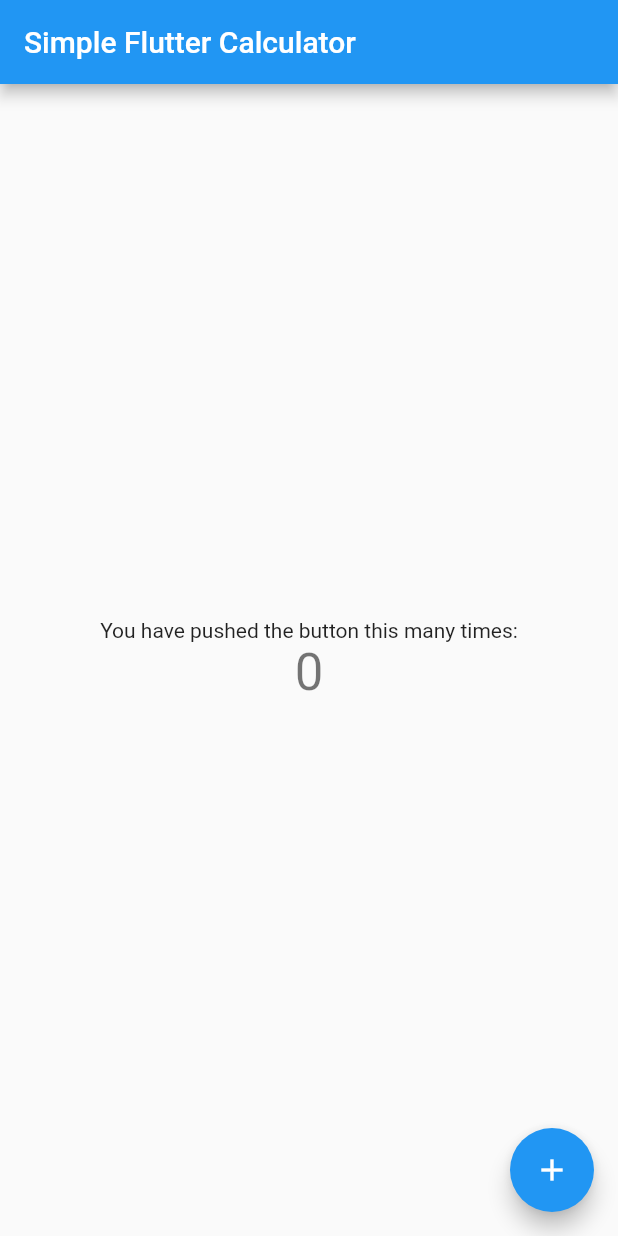
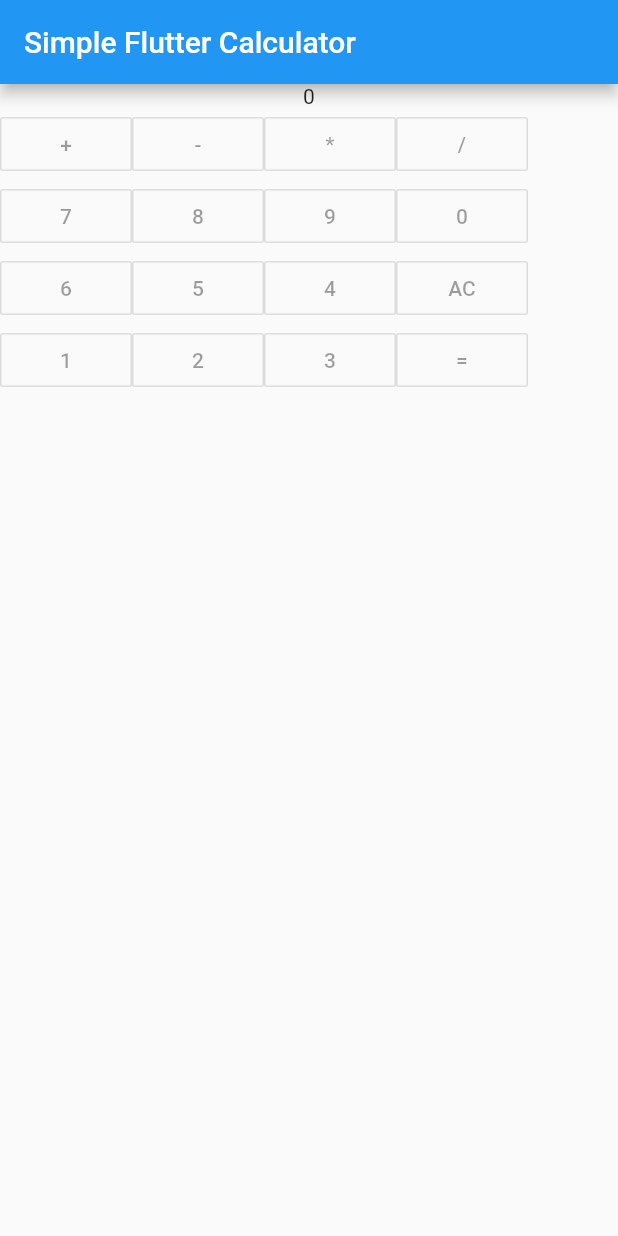
Before and after one commit to MatricksDeCoder/flutter_simple_calculator_app, a Flutter app: the screen it shows after launch, on a phone screen of 412 x 824 dp. Run offline on Flutter 3.47's test engine with Material 2 defaults, Android fonts, the phone set to English and light mode, and no system bars.

Commit message:
initial layout calculator

```diff
--- a/lib/main.dart
+++ b/lib/main.dart
@@ -19,74 +19,58 @@ class MyApp extends StatelessWidget {
 class MyHomePage extends StatefulWidget {
   MyHomePage({Key key, this.title}) : super(key: key);
   final String title;
-
   @override
   _MyHomePageState createState() => _MyHomePageState();
 }
 
 class _MyHomePageState extends State<MyHomePage> {
-  int _counter = 0;
 
-  void _incrementCounter() {
-    setState(() {
-      // This call to setState tells the Flutter framework that something has
-      // changed in this State, which causes it to rerun the build method below
-      // so that the display can reflect the updated values. If we changed
-      // _counter without calling setState(), then the build method would not be
-      // called again, and so nothing would appear to happen.
-      _counter++;
-    });
+  Widget createButton(String title) {
+    return (
+      ButtonTheme(
+                      child: OutlineButton(
+                        onPressed: null,
+                        child:Text(title))
+                    )
+    );
+  }
+
+  Widget createRow(String a, String b, String c, String d) {
+    return (
+      Row(children: <Widget>[
+                  createButton(a),
+                  createButton(b),
+                  createButton(c),
+                  createButton(d)
+        ])
+    );
   }
 
   @override
   Widget build(BuildContext context) {
-    // This method is rerun every time setState is called, for instance as done
-    // by the _incrementCounter method above.
-    //
-    // The Flutter framework has been optimized to make rerunning build methods
-    // fast, so that you can just rebuild anything that needs updating rather
-    // than having to individually change instances of widgets.
     return Scaffold(
+
       appBar: AppBar(
-        // Here we take the value from the MyHomePage object that was created by
-        // the App.build method, and use it to set our appbar title.
         title: Text(widget.title),
       ),
       body: Center(
-        // Center is a layout widget. It takes a single child and positions it
-        // in the middle of the parent.
         child: Column(
-          // Column is also a layout widget. It takes a list of children and
-          // arranges them vertically. By default, it sizes itself to fit its
-          // children horizontally, and tries to be as tall as its parent.
-          //
-          // Invoke "debug painting" (press "p" in the console, choose the
-          // "Toggle Debug Paint" action from the Flutter Inspector in Android
-          // Studio, or the "Toggle Debug Paint" command in Visual Studio Code)
-          // to see the wireframe for each widget.
-          //
-          // Column has various properties to control how it sizes itself and
-          // how it positions its children. Here we use mainAxisAlignment to
-          // center the children vertically; the main axis here is the vertical
-          // axis because Columns are vertical (the cross axis would be
-          // horizontal).
-          mainAxisAlignment: MainAxisAlignment.center,
           children: <Widget>[
-            Text(
-              'You have pushed the button this many times:',
+            Container( //top part
+              child: Text('0'
+              ),
             ),
-            Text(
-              '$_counter',
-              style: Theme.of(context).textTheme.display1,
-            ),
-          ],
+            Column( //buttons
+              children: <Widget>[
+                createRow('+','-','*','/'),
+                createRow('7','8','9','0'),
+                createRow('6','5','4','AC'),
+                createRow('1','2','3','='),
+              ]
+           )
+          ]
         ),
-      ),
-      floatingActionButton: FloatingActionButton(
-        onPressed: _incrementCounter,
-        tooltip: 'Increment',
-        child: Icon(Icons.add),
-      ), // This trailing comma makes auto-formatting nicer for build methods.
+      )
     );
   }
 }
```
